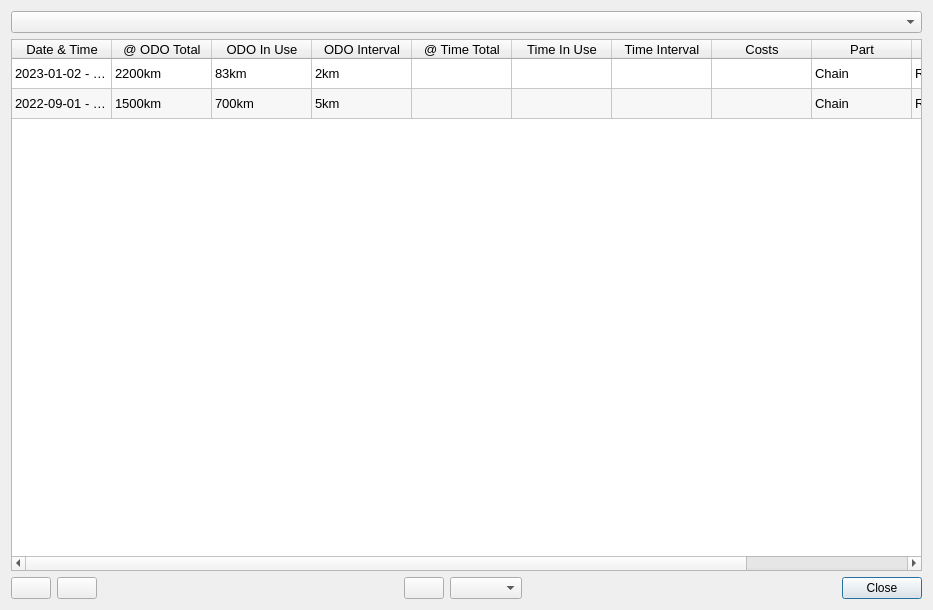
masc4ii/WaoStats, file ServiceDialog.ui: the form before one commit.
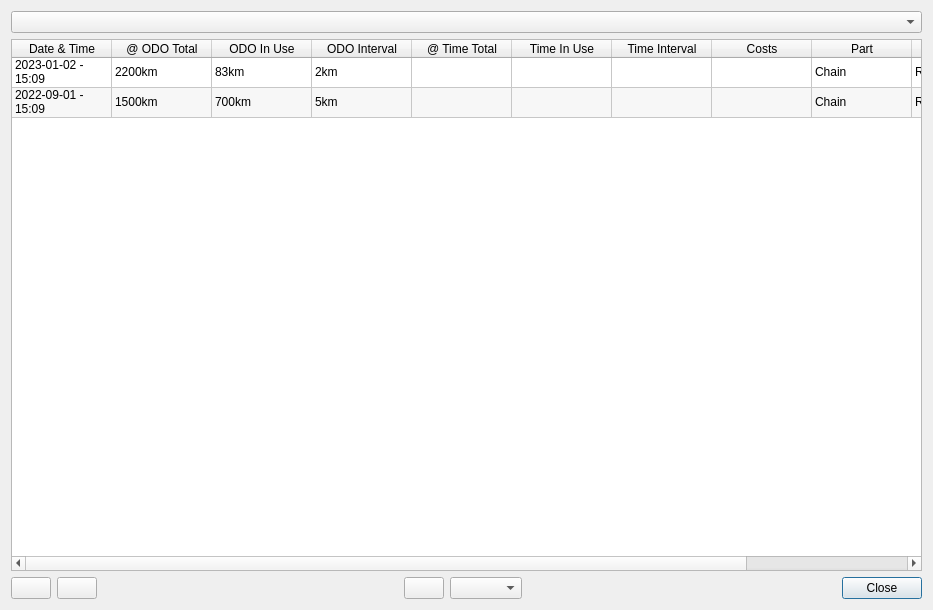
The form after the commit. Icons and pictures are not drawn.

Patch:
```diff
--- a/ServiceDialog.ui
+++ b/ServiceDialog.ui
@@ -19,11 +19,6 @@
    </item>
    <item row="1" column="0" colspan="8">
     <widget class="QTableWidget" name="tableWidget">
-     <property name="font">
-      <font>
-       <pointsize>10</pointsize>
-      </font>
-     </property>
      <property name="editTriggers">
       <set>QAbstractItemView::NoEditTriggers</set>
      </property>
```
